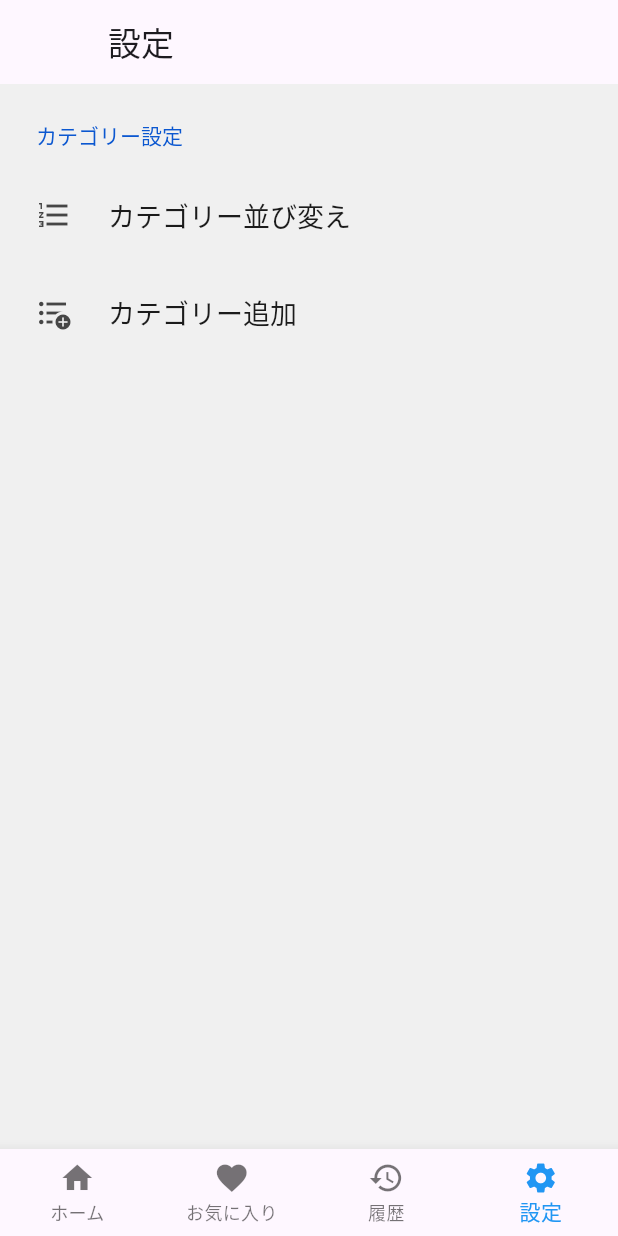
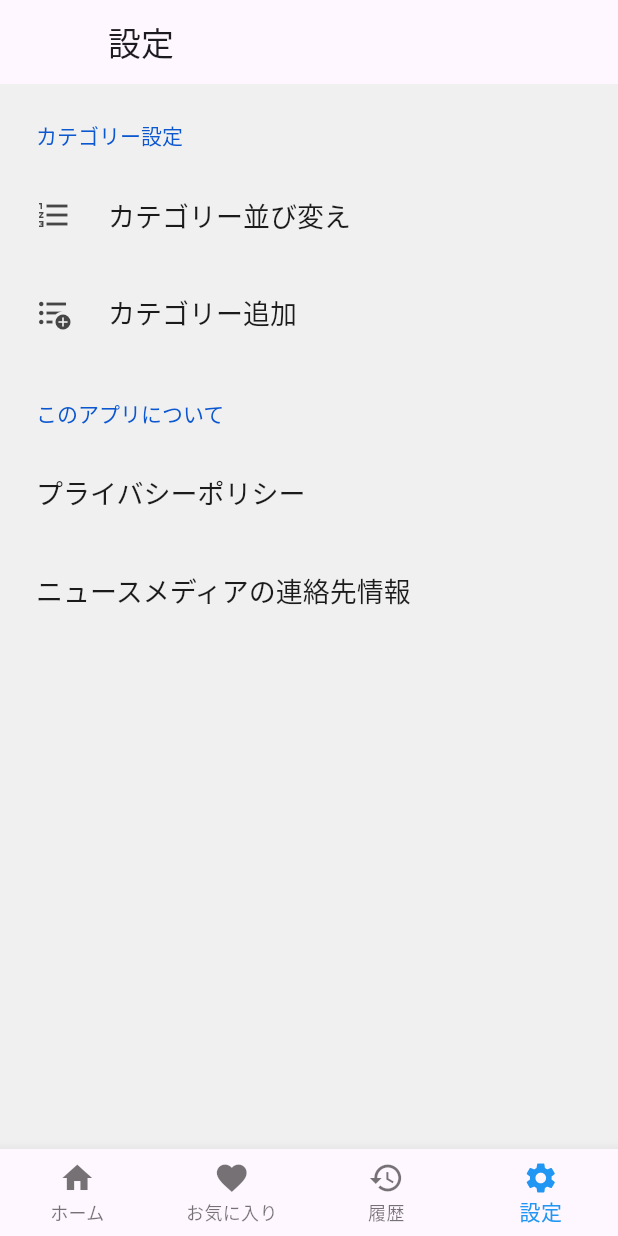
Before and after one commit to hase744/news_app_native, a Flutter app: the SettingPage screen opened directly, on a phone screen of 412 x 824 dp. Run offline on Flutter 3.47's test engine with Material 2 defaults, Android fonts, the phone set to English and light mode, and no system bars; drawn by our look-alikes of settings_ui; our stand-ins replace device_info_plus, google_mobile_ads, shared_preferences, sqflite, youtube_player_flutter; missing offline and left inert: android_id, app_tracking_transparency; accounts and stored records are empty; network calls fail.

Commit message:
added about

```diff
--- a/lib/views/setting_page.dart
+++ b/lib/views/setting_page.dart
@@ -5,6 +5,7 @@ import 'package:settings_ui/settings_ui.dart';
 import 'home_page.dart';
 import 'page_transition.dart';
 import 'package:video_news/views/bottom_navigation_bar.dart';
+import 'package:url_launcher/url_launcher.dart';
 
 class SettingPage extends StatefulWidget {
   @override
@@ -53,6 +54,15 @@ class _SettingPageState extends State<SettingPage>  {
     );
   }
 
+  launchWebView (String id){
+    final Uri toLaunch = Uri(
+      scheme: 'https',
+      host: 'drive.google.com',
+      path: "file/d/$id",
+    );
+    launchUrl(toLaunch, mode: LaunchMode.inAppWebView);
+  }
+
   @override
   Widget build(BuildContext context) {
     return Scaffold(
@@ -81,6 +91,19 @@ class _SettingPageState extends State<SettingPage>  {
               ),
             ],
           ),
+          SettingsSection(
+            title: const Text('このアプリについて'),
+            tiles: <SettingsTile>[
+              SettingsTile.navigation(
+                title: const Text('プライバシーポリシー'),
+                onPressed: (context) => launchWebView('1PgEtfqTtfMca055Poaa5yO4B_mwcxalP')
+              ),
+              SettingsTile.navigation(
+                title: const Text('ニュースメディアの連絡先情報'),
+                onPressed: (context) => launchWebView('1uZYKr-RHIide-OjtNXr51XoHpFbkx2vW')
+              ),
+            ],
+          ),
         ],
       ),
       bottomNavigationBar: HomeBottomNavigationBar(
```
